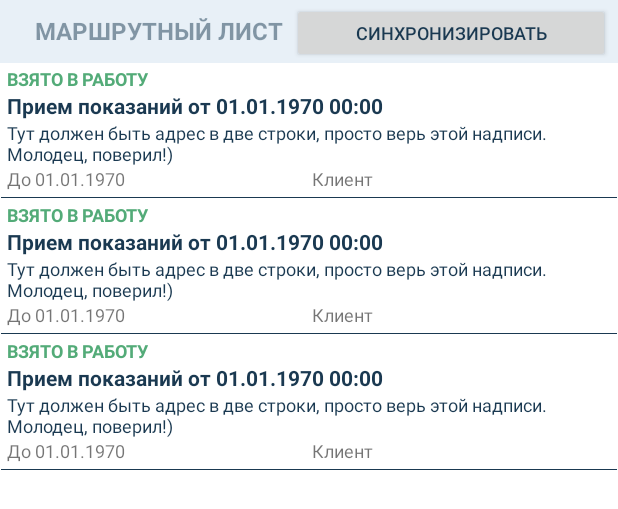
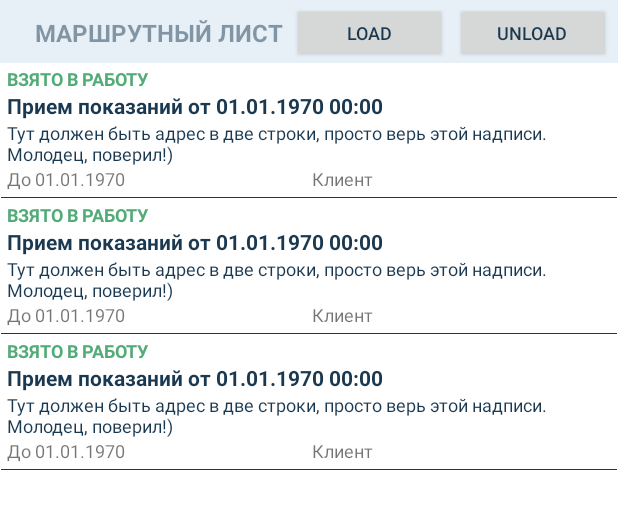
Before and after one commit to qavan/vi_db, an Android app: the layout activity_route.xml on its own in the app's theme, with its tools: preview values and no code run, on a phone screen of 412 x 824 dp. Shown: the top 509 px of the screen. Run offline under Robolectric (Android 15) with nearby library versions, the phone set to English and light mode, and no system bars; Roboto replaces fonts that are not available here.

Commit message:
sync with client to server added

```diff
--- a/app/build.gradle
+++ b/app/build.gradle
@@ -20,7 +20,7 @@ android {
     }
 }
 
-greendao { schemaVersion 28 }
+greendao { schemaVersion 40 }
 
 dependencies {
     implementation fileTree(dir: 'libs', include: ['*.jar'])
@@ -29,4 +29,5 @@ dependencies {
     implementation 'androidx.recyclerview:recyclerview:1.1.0'
     implementation 'org.greenrobot:greendao:3.2.2'
     implementation 'com.squareup.okhttp3:okhttp:4.4.0'
+    implementation 'org.conscrypt:conscrypt-android:2.2.1'
 }
--- a/app/src/main/AndroidManifest.xml
+++ b/app/src/main/AndroidManifest.xml
@@ -15,7 +15,8 @@
         tools:ignore="GoogleAppIndexingWarning">
         <activity
             android:name=".RouteActivity"
-            android:screenOrientation="portrait">
+            android:screenOrientation="portrait"
+            tools:ignore="LockedOrientationActivity">
             <intent-filter>
                 <action android:name="android.intent.action.MAIN" />
 
@@ -24,7 +25,8 @@
         </activity>
         <activity
             android:name=".CardActivity"
-            android:screenOrientation="portrait" />
+            android:screenOrientation="portrait"
+            tools:ignore="LockedOrientationActivity" />
     </application>
 
 </manifest>
--- a/app/src/main/java/com/qavan/vi_db/AsyncDatabaseUpdater.java
+++ b/app/src/main/java/com/qavan/vi_db/AsyncDatabaseRPCServerToClient.java
@@ -20,8 +20,8 @@ import okhttp3.Request;
 import okhttp3.RequestBody;
 import okhttp3.Response;
 
-public class AsyncDatabaseUpdater extends AsyncTask<String, Void, List<Task>> {
-    private final static String TAG = "ASYNC_DATABASE_UPDATER";
+public class AsyncDatabaseRPCServerToClient extends AsyncTask<String, Void, List<Task>> {
+    private final static String TAG = "ASYNC_RPC_TO_CLIENT";
 
     private List<Task> mRemoteTasks = new ArrayList<>();
     private OkHttpClient mHttpClient = new OkHttpClient();
@@ -63,7 +63,7 @@ public class AsyncDatabaseUpdater extends AsyncTask<String, Void, List<Task>> {
                 for (int i = 0; i < Jsonarr.length(); i++) {
                     try {
                         JSONObject currObj = Jsonarr.getJSONObject(i);
-                        Task tmpTask = new Task(currObj.get("c_subscr").toString(), currObj.get("c_address").toString(), currObj.get("c_subscr").toString(), currObj.get("d_prev_date").toString(), currObj.get("n_prev_value").toString(), currObj.get("d_current_date").toString(), currObj.get("n_current_value").toString(), Boolean.valueOf(currObj.get("b_done").toString()));
+                        Task tmpTask = new Task(currObj.get("id").toString(), currObj.get("c_subscr").toString(), currObj.get("c_address").toString(), currObj.get("c_subscr").toString(), currObj.get("d_prev_date").toString(), currObj.get("n_prev_value").toString(), currObj.get("d_current_date").toString(), currObj.get("n_current_value").toString(), Boolean.valueOf(currObj.get("b_done").toString()));
                         mRemoteTasks.add(tmpTask);
                     } catch (JSONException e) {
                         Log.i(TAG, String.format("JSONException error at task [i]=%s", i));
--- a/app/src/main/java/com/qavan/vi_db/Utils.java
+++ b/app/src/main/java/com/qavan/vi_db/Utils.java
@@ -21,7 +21,7 @@ class Utils {
         String CLIENT = "CLIENT NAME";
         String CLIENT_ID = "CLIENT ID";
         String CURRENT_DATE = getCurrentDate().toString();
-        return new Task(CLIENT, ADDRESS, CLIENT_ID, CURRENT_DATE, null, CURRENT_DATE, null, false);
+        return new Task(null, CLIENT, ADDRESS, CLIENT_ID, CURRENT_DATE, null, CURRENT_DATE, null, false);
     }
 
     static void updateTasks(List<Task> tasks, Query<Task> tasksQuery, TaskAdapter mTaskAdapter) {
@@ -29,7 +29,7 @@ class Utils {
         mTaskAdapter.setTasks(tasks);
     }
 
-    private static Date getCurrentDate() {
+    public static Date getCurrentDate() {
         return new Date();
     }
 
@@ -44,6 +44,7 @@ class Utils {
 
     public static String getFormattedDateDDMMYY(Date date) {
         SimpleDateFormat formatter = new SimpleDateFormat("dd.MM.yyyy");
+//        SimpleDateFormat formatter = new SimpleDateFormat("yyyy-dd-MM");
         return formatter.format(date);
     }
 
--- a/app/src/main/res/layout/activity_card.xml
+++ b/app/src/main/res/layout/activity_card.xml
@@ -319,6 +319,7 @@
                     android:layout_height="match_parent"
                     android:layout_weight="0.35"
                     android:text="@string/CARD_ID"
+                    android:textAlignment="textEnd"
                     android:textColor="@color/colorBlackPrimaryLightOP45"
                     android:textSize="18sp"
                     android:textStyle="normal" />
@@ -332,7 +333,7 @@
                     android:clickable="false"
                     android:ems="10"
                     android:focusable="false"
-                    android:gravity="bottom"
+                    android:gravity="center"
                     android:text="@string/COMMON_TEXT_PLACEHOLDER"
                     android:textColor="@color/colorBlackPrimary"
                     android:textSize="20sp" />
--- a/app/src/main/res/layout/activity_route.xml
+++ b/app/src/main/res/layout/activity_route.xml
@@ -17,6 +17,12 @@
         android:paddingStart="5dp"
         android:paddingEnd="5dp">
 
+        <LinearLayout
+            android:layout_width="match_parent"
+            android:layout_height="match_parent"
+            android:gravity="center_vertical"
+            android:orientation="horizontal">
+
             <TextView
                 android:id="@+id/textViewTitle"
                 android:layout_width="wrap_content"
@@ -33,14 +39,32 @@
                 android:textSize="16sp"
                 android:textStyle="bold" />
 
-        <Button
-            android:id="@+id/idAddTaskButton"
+            <LinearLayout
                 android:layout_width="match_parent"
                 android:layout_height="match_parent"
+                android:orientation="horizontal">
+
+                <Button
+                    android:id="@+id/idSyncRPCServerToClientButton"
+                    android:layout_width="0dp"
+                    android:layout_height="match_parent"
                     android:layout_marginStart="5dp"
-            android:text="@string/sync_tasks"
+                    android:layout_weight="0.5"
+                    android:text="@string/load_tasks"
                     android:textColor="@color/colorBlackPrimary"
                     android:textSize="12sp" />
+
+                <Button
+                    android:id="@+id/idSyncClientToRPCServerButton"
+                    android:layout_width="0dp"
+                    android:layout_height="match_parent"
+                    android:layout_marginStart="5dp"
+                    android:layout_weight="0.5"
+                    android:text="@string/unload_tasks"
+                    android:textColor="@color/colorBlackPrimary"
+                    android:textSize="12sp" />
+            </LinearLayout>
+        </LinearLayout>
 
     </LinearLayout>
 
--- a/app/src/main/res/values/strings.xml
+++ b/app/src/main/res/values/strings.xml
@@ -1,6 +1,7 @@
 <resources>
     <string name="app_name">vi_db</string>
-    <string name="sync_tasks">Синхронизировать</string>
+    <string name="load_tasks">LOAD</string>
+    <string name="unload_tasks">UNLOAD</string>
 
     <string name="CARD_INDICATOR_HINT">Введите значение</string>
     <string name="CARD_RECORD_BUTTON">записать</string>
@@ -8,7 +9,7 @@
     <string name="CARD_ELECTRICITY">Электроэнергия</string>
     <string name="CARD_HOT_WATER">ГВС</string>
     <string name="CARD_COLD_WATER">ХВС</string>
-    <string name="CARD_ID">Лицевой счёт\nНомер</string>
+    <string name="CARD_ID">Лицевой счёт\t\t\nНомер\t\t</string>
     <string name="CARD_INDICATOR_ID">Номер счетчика</string>
     <string name="CARD_ID_PLACEHOLDER">00000 000000</string>
     <string name="CARD_INDICATOR_ID_PLACEHOLDER">000000000000</string>
```
Also changed, not shown: app/src/main/java/com/qavan/vi_db/AsyncDatabaseClientToRPCServer.java (added, +91 -0 lines), app/src/main/java/com/qavan/vi_db/CardActivity.java (+38 -12 lines), app/src/main/java/com/qavan/vi_db/RouteActivity.java (+27 -10 lines), app/src/main/java/com/qavan/vi_db/Task.java (+21 -5 lines). Lines whose indentation alone changed are shown as unchanged.
